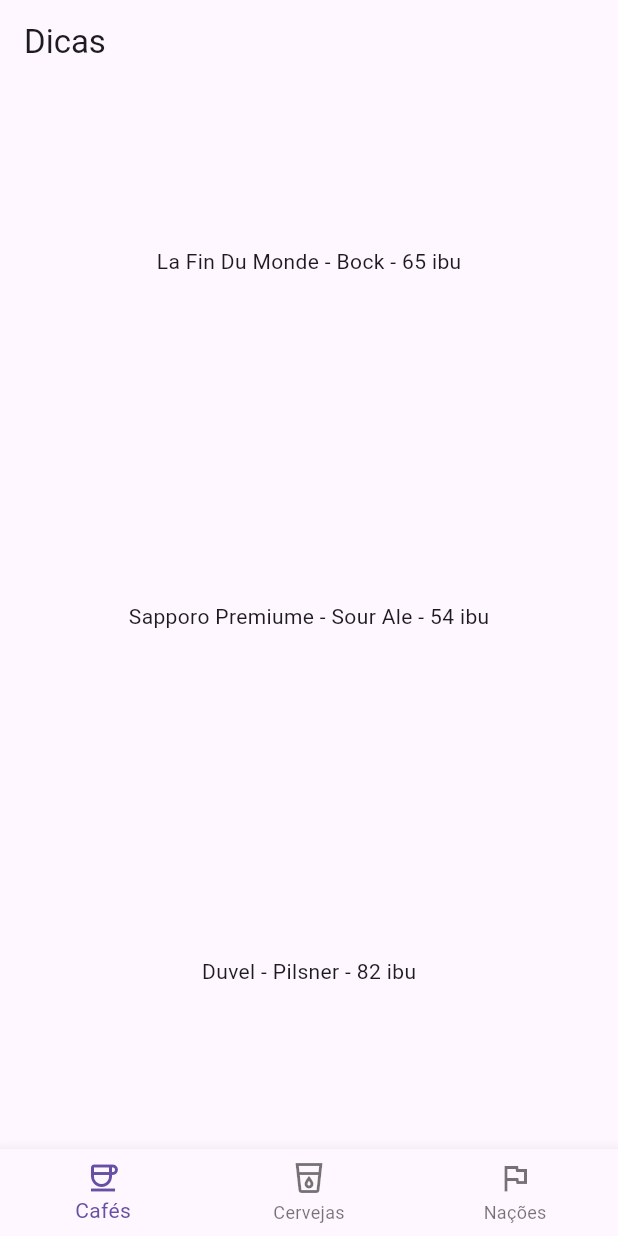
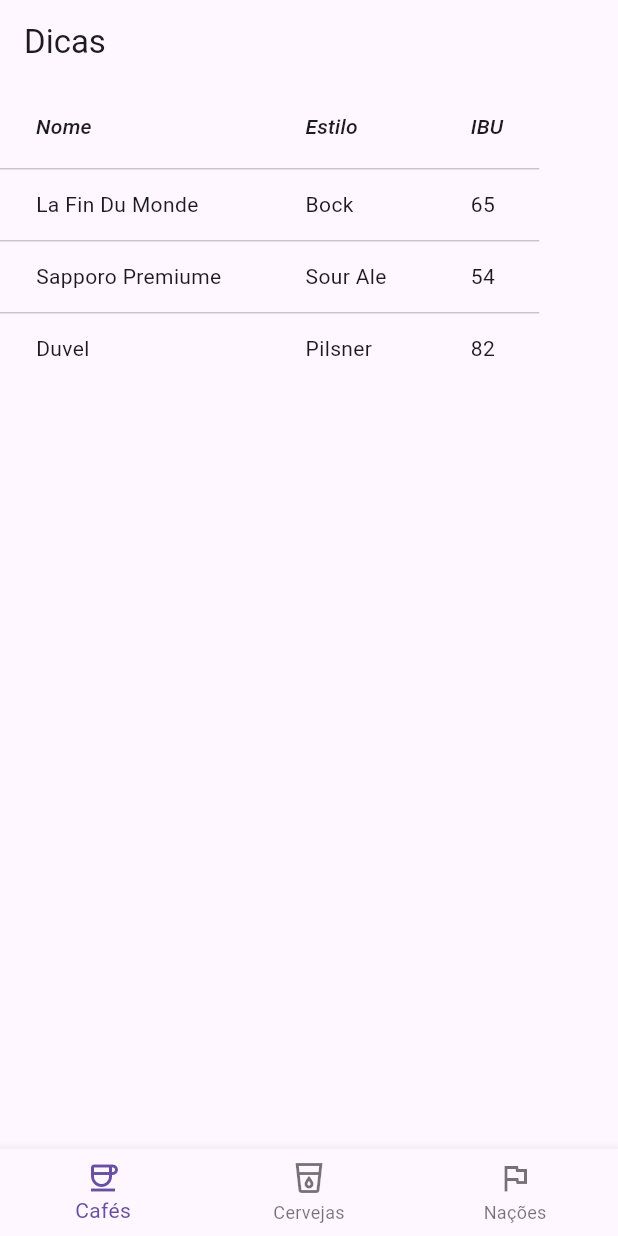
Before and after one commit to LeoSergio/poo-flutter, a Flutter app: the screen it shows after launch, on a phone screen of 412 x 824 dp. Run offline on Flutter 3.47's test engine with Material 3 defaults, Android fonts, the light colour scheme and no system bars.

Commit message:
estrutura JSON p6

```diff
--- a/POO/projeto_poo/lib/main.dart
+++ b/POO/projeto_poo/lib/main.dart
@@ -1,85 +1,176 @@
 import 'package:flutter/material.dart';
 
+
 var dataObjects = [
-  "La Fin Du Monde - Bock - 65 ibu",
+      {
 
-  "Sapporo Premiume - Sour Ale - 54 ibu",
+      "name": "La Fin Du Monde",
 
-  "Duvel - Pilsner - 82 ibu",
-];
+      "style": "Bock",
+
+      "ibu": "65"
+
+    },
+
+    {
+
+      "name": "Sapporo Premiume",
+
+      "style": "Sour Ale",
+
+      "ibu": "54"
+
+    },
+
+    {
+
+      "name": "Duvel",
+
+      "style": "Pilsner",
+
+      "ibu": "82"
+
+    }
+
+    ];
+
 
 void main() {
+
   MyApp app = MyApp();
 
   runApp(app);
+
 }
 
+
+
 class MyApp extends StatelessWidget {
+
   @override
+
   Widget build(BuildContext context) {
+
+
+
     return MaterialApp(
+
       theme: ThemeData(primarySwatch: Colors.deepPurple),
 
-      debugShowCheckedModeBanner: false,
+      debugShowCheckedModeBanner:false,
 
       home: Scaffold(
-        appBar: AppBar(title: const Text("Dicas")),
 
-        body: DataBodyWidget(objects: dataObjects),
+        appBar: AppBar(
+
+          title: const Text("Dicas"),
+
+          ),
+
+        body: DataBodyWidget(objects:dataObjects),
 
         bottomNavigationBar: NewNavBar(),
-      ),
-    );
+
+      ));
+
   }
+
 }
 
+
+
 class NewNavBar extends StatelessWidget {
+
   NewNavBar();
 
+
   void botaoFoiTocado(int index) {
+
     print("Tocaram no botão $index");
+
   }
 
+
   @override
+
   Widget build(BuildContext context) {
-    return BottomNavigationBar(
-      onTap: botaoFoiTocado,
-      items: const [
-        BottomNavigationBarItem(
-          label: "Cafés",
 
-          icon: Icon(Icons.coffee_outlined),
-        ),
+    return BottomNavigationBar(onTap: botaoFoiTocado, items: const [
 
-        BottomNavigationBarItem(
-          label: "Cervejas",
-          icon: Icon(Icons.local_drink_outlined),
-        ),
+      BottomNavigationBarItem(
 
-        BottomNavigationBarItem(
-          label: "Nações",
-          icon: Icon(Icons.flag_outlined),
-        ),
-      ],
-    );
+        label: "Cafés",
+
+        icon: Icon(Icons.coffee_outlined),
+
+      ),
+
+      BottomNavigationBarItem(
+
+          label: "Cervejas", icon: Icon(Icons.local_drink_outlined)),
+
+      BottomNavigationBarItem(label: "Nações", icon: Icon(Icons.flag_outlined))
+
+    ]);
+
   }
+
 }
 
+
 class DataBodyWidget extends StatelessWidget {
-  List<String> objects;
 
-  DataBodyWidget({this.objects = const []});
+  List objects;
 
-  Expanded processarUmElemento(String obj) {
-    return Expanded(child: Center(child: Text(obj)));
+  DataBodyWidget( {this.objects = const [] });
+
+
+  @override
+
+  Widget build(BuildContext context) {
+
+    return DataTable(
+
+      columns: [
+
+        DataColumn(label: Expanded(
+
+          child: Text("Nome", style: TextStyle(fontStyle: FontStyle.italic)),
+
+        )),
+
+        DataColumn(label: Expanded(
+
+          child: Text("Estilo", style: TextStyle(fontStyle: FontStyle.italic)),
+
+        )),
+
+        DataColumn(label: Expanded(
+
+          child: Text("IBU", style: TextStyle(fontStyle: FontStyle.italic)),
+
+        ))
+
+      ],
+
+      rows: objects.map(
+
+        (obj) => DataRow(
+
+          cells:[
+
+            DataCell(Text(obj["name"])),
+
+            DataCell(Text(obj["style"])),
+
+            DataCell(Text(obj["ibu"]))
+
+            ]
+
+          )
+
+        ).toList());
+
   }
 
-  @override
-  Widget build(BuildContext context) {
-    return Column(
-      children: objects
-          .map((obj) => Expanded(child: Center(child: Text(obj))))
-          .toList(),
-    );
-  }
 }
```
